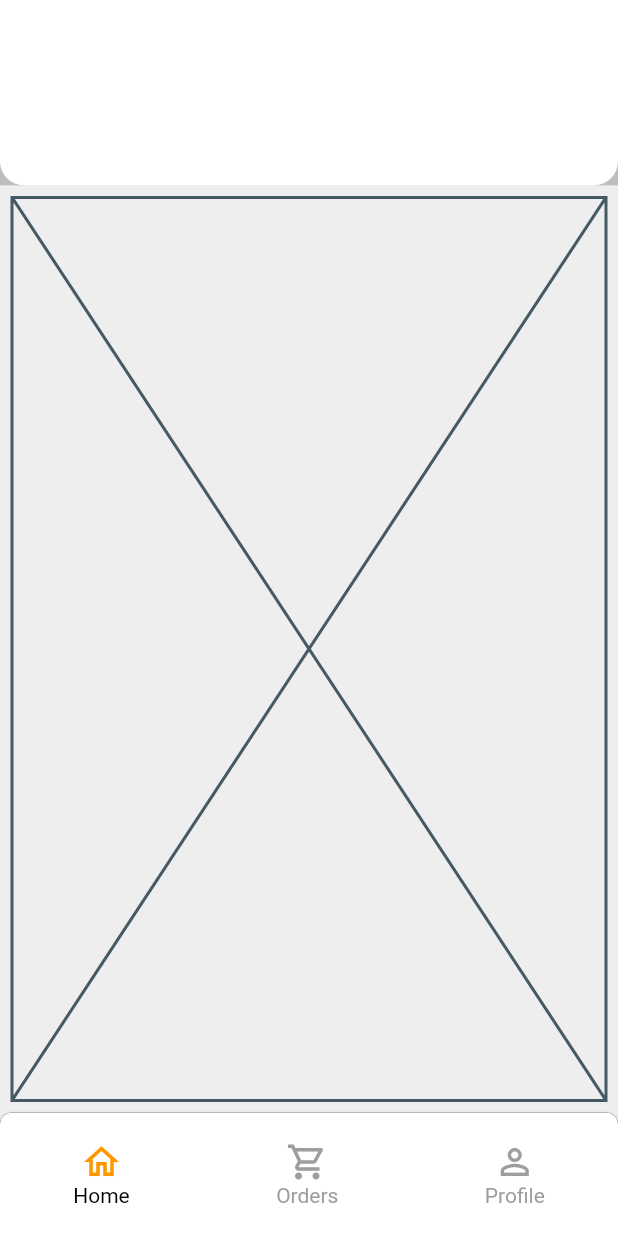
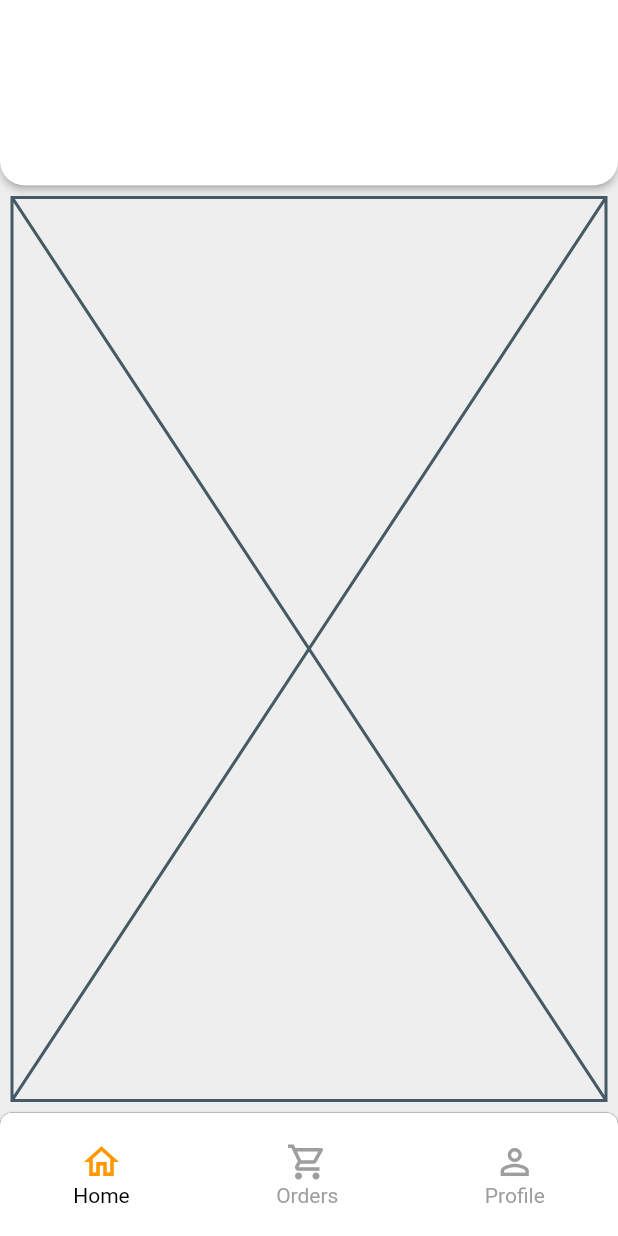
Before and after one commit to JAICHANGPARK/flutter_notebook_11th_story, a Flutter app: the screen it shows after launch, on a phone screen of 412 x 824 dp. Run offline on Flutter 3.47's test engine with Material 2 defaults, Android fonts, the phone set to English and light mode, and no system bars; our stand-ins replace backdrop, badges, flutter_inner_drawer, flutter_slidable, flutter_swiper, google_fonts.

Commit message:
Update food_home_page.dart

```diff
--- a/lib/ep744_food_app/ui/food_home_page.dart
+++ b/lib/ep744_food_app/ui/food_home_page.dart
@@ -22,6 +22,11 @@ class _FoodHomePageState extends State<FoodHomePage> {
                 child: PhysicalModel(
 
                   color: Colors.black.withOpacity(0.2),
+                  elevation: 2,
+                  borderRadius: BorderRadius.only(
+                    bottomRight: Radius.circular(16),
+                    bottomLeft: Radius.circular(16),
+                  ),
                   child: Container(
                     decoration: BoxDecoration(
                       color: Colors.white,
```
